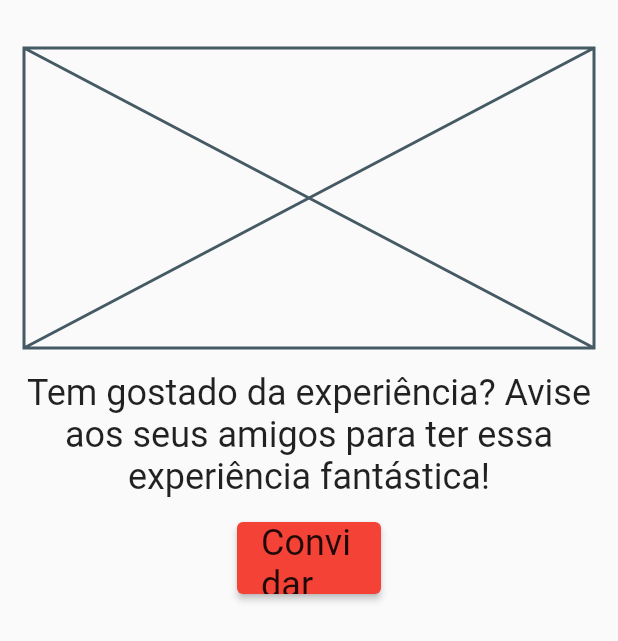
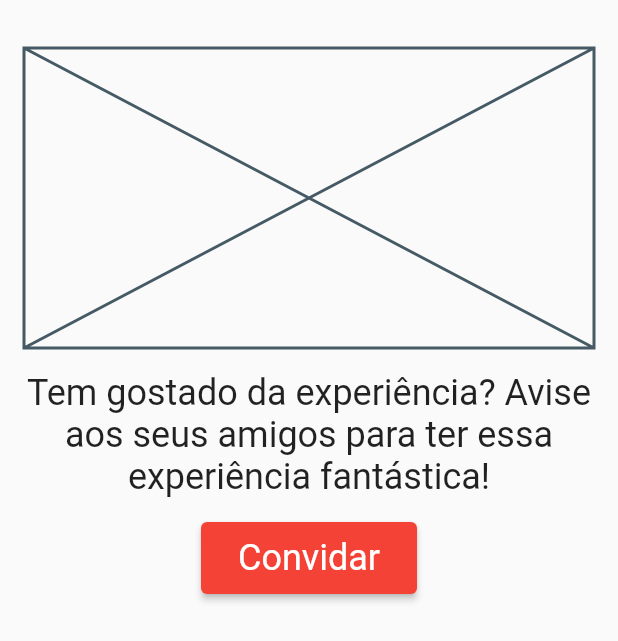
Before and after one commit to DeyvidJLira/scaffold_class_app, a Flutter app: the InvitePage widget shown alone on an empty page, opened directly, on a phone screen of 412 x 824 dp. Shown: the top 641 px of the screen. Run offline on Flutter 3.47's test engine with Material 2 defaults, Android fonts, the phone set to English and light mode, and no system bars; network calls fail.

Commit message:
Adjust button in InvitePage/Disable debug banner

```diff
--- a/lib/main.dart
+++ b/lib/main.dart
@@ -13,6 +13,7 @@ class MyApp extends StatelessWidget {
   Widget build(BuildContext context) {
     return MaterialApp(
       title: Strings.APP_NAME,
+      debugShowCheckedModeBanner: false,
       theme: ThemeData(
         primarySwatch: Colors.red,
       ),
--- a/lib/ui/pages/invite/invite_page.dart
+++ b/lib/ui/pages/invite/invite_page.dart
@@ -32,12 +32,15 @@ class _InvitePageState extends State<InvitePage> {
             ),
           ),
           SizedBox(
-            width: 96,
+            width: 144,
             height: 48,
             child: ElevatedButton(
               child: Text(
                 Strings.INVITE_BUTTON,
-                style: Theme.of(context).textTheme.headlineSmall,
+                style: Theme.of(context)
+                    .textTheme
+                    .headlineSmall!
+                    .copyWith(color: Colors.white),
               ),
               onPressed: () {},
             ),
```
